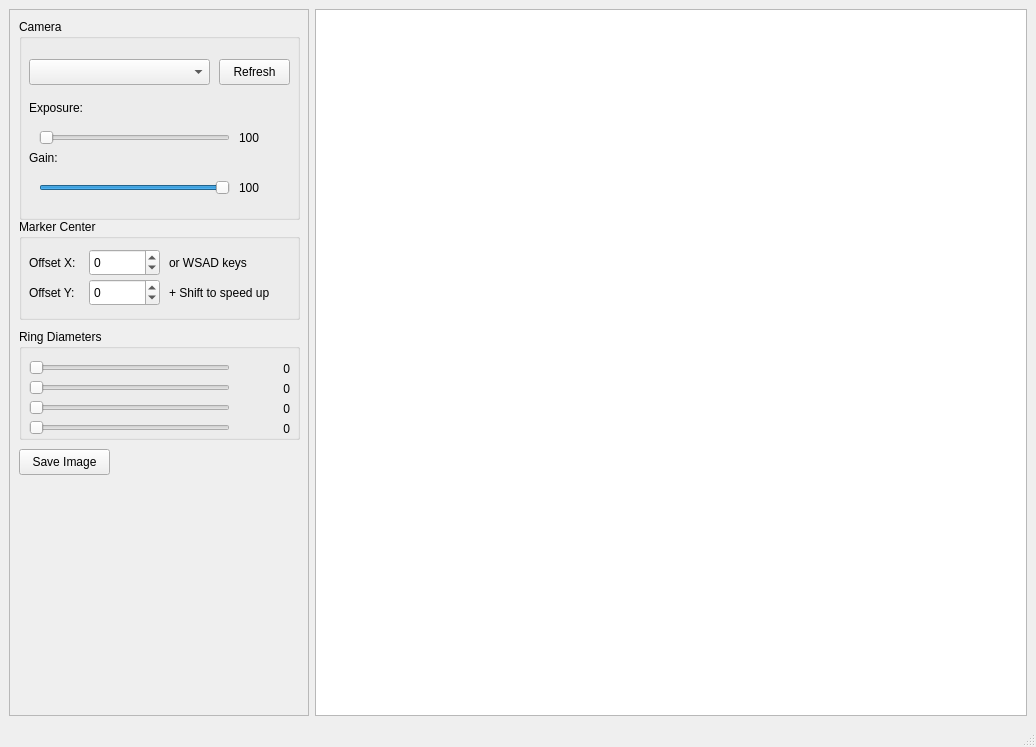
Old version of the form src/mainwindow.ui in the repository bigbad3868/NewtonCollimationCamera.
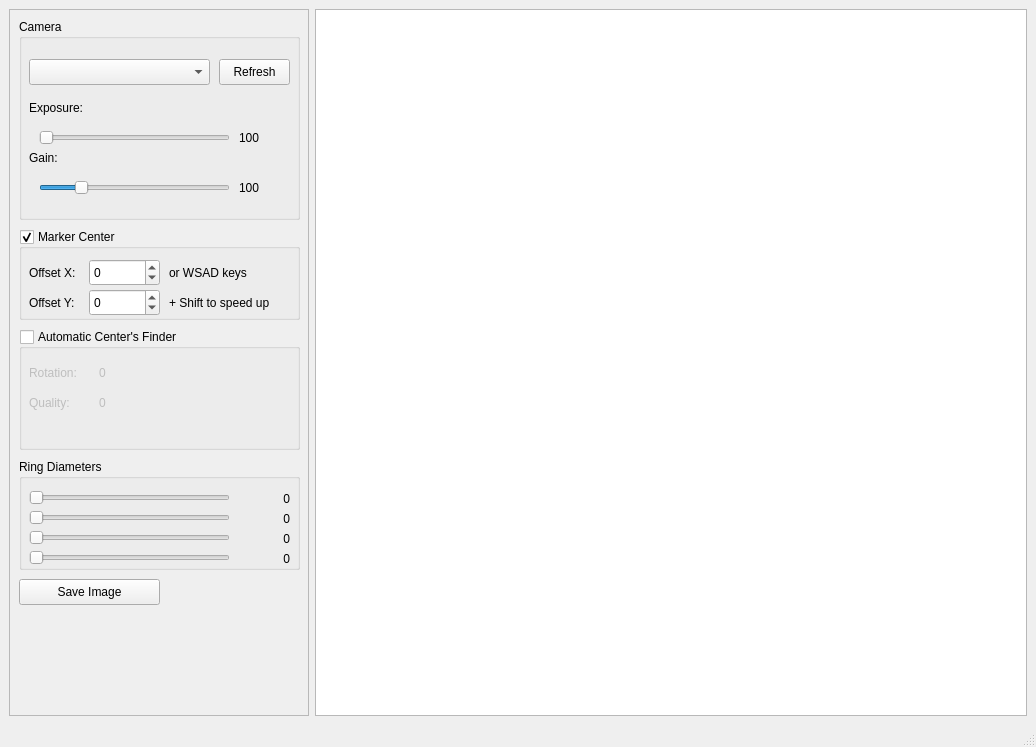
New version of the form.

```diff
--- a/src/mainwindow.ui
+++ b/src/mainwindow.ui
@@ -33,14 +33,17 @@
        <property name="geometry">
         <rect>
          <x>10</x>
-         <y>210</y>
+         <y>220</y>
          <width>281</width>
-         <height>101</height>
+         <height>91</height>
         </rect>
        </property>
        <property name="title">
         <string>Marker Center</string>
        </property>
+       <property name="checkable">
+        <bool>true</bool>
+       </property>
        <widget class="QLabel" name="label_3">
         <property name="geometry">
          <rect>
@@ -130,7 +133,7 @@
        <property name="geometry">
         <rect>
          <x>10</x>
-         <y>320</y>
+         <y>450</y>
          <width>281</width>
          <height>111</height>
         </rect>
@@ -138,6 +141,9 @@
        <property name="title">
         <string>Ring Diameters</string>
        </property>
+       <property name="checkable">
+        <bool>false</bool>
+       </property>
        <widget class="QLabel" name="ringValue_1">
         <property name="geometry">
          <rect>
@@ -402,7 +408,7 @@
          <number>1</number>
         </property>
         <property name="maximum">
-         <number>100</number>
+         <number>500</number>
         </property>
         <property name="value">
          <number>100</number>
@@ -439,8 +445,8 @@
        <property name="geometry">
         <rect>
          <x>10</x>
-         <y>440</y>
-         <width>91</width>
+         <y>570</y>
+         <width>141</width>
          <height>26</height>
         </rect>
        </property>
@@ -448,6 +454,77 @@
         <string>Save Image</string>
        </property>
       </widget>
+      <widget class="QGroupBox" name="autoCenter">
+       <property name="geometry">
+        <rect>
+         <x>10</x>
+         <y>320</y>
+         <width>281</width>
+         <height>121</height>
+        </rect>
+       </property>
+       <property name="title">
+        <string>Automatic Center's Finder</string>
+       </property>
+       <property name="checkable">
+        <bool>true</bool>
+       </property>
+       <property name="checked">
+        <bool>false</bool>
+       </property>
+       <widget class="QLabel" name="autoCenterQuality">
+        <property name="geometry">
+         <rect>
+          <x>80</x>
+          <y>60</y>
+          <width>51</width>
+          <height>27</height>
+         </rect>
+        </property>
+        <property name="text">
+         <string>0</string>
+        </property>
+       </widget>
+       <widget class="QLabel" name="autoCenterRotation">
+        <property name="geometry">
+         <rect>
+          <x>80</x>
+          <y>30</y>
+          <width>51</width>
+          <height>27</height>
+         </rect>
+        </property>
+        <property name="text">
+         <string>0</string>
+        </property>
+       </widget>
+       <widget class="QLabel" name="label_8">
+        <property name="geometry">
+         <rect>
+          <x>10</x>
+          <y>30</y>
+          <width>61</width>
+          <height>27</height>
+         </rect>
+        </property>
+        <property name="text">
+         <string>Rotation:</string>
+        </property>
+       </widget>
+       <widget class="QLabel" name="label_9">
+        <property name="geometry">
+         <rect>
+          <x>10</x>
+          <y>60</y>
+          <width>61</width>
+          <height>27</height>
+         </rect>
+        </property>
+        <property name="text">
+         <string>Quality:</string>
+        </property>
+       </widget>
+      </widget>
      </widget>
     </item>
     <item>
```
Left out of the diff: 4 changed lines with no effect on the pictures.
